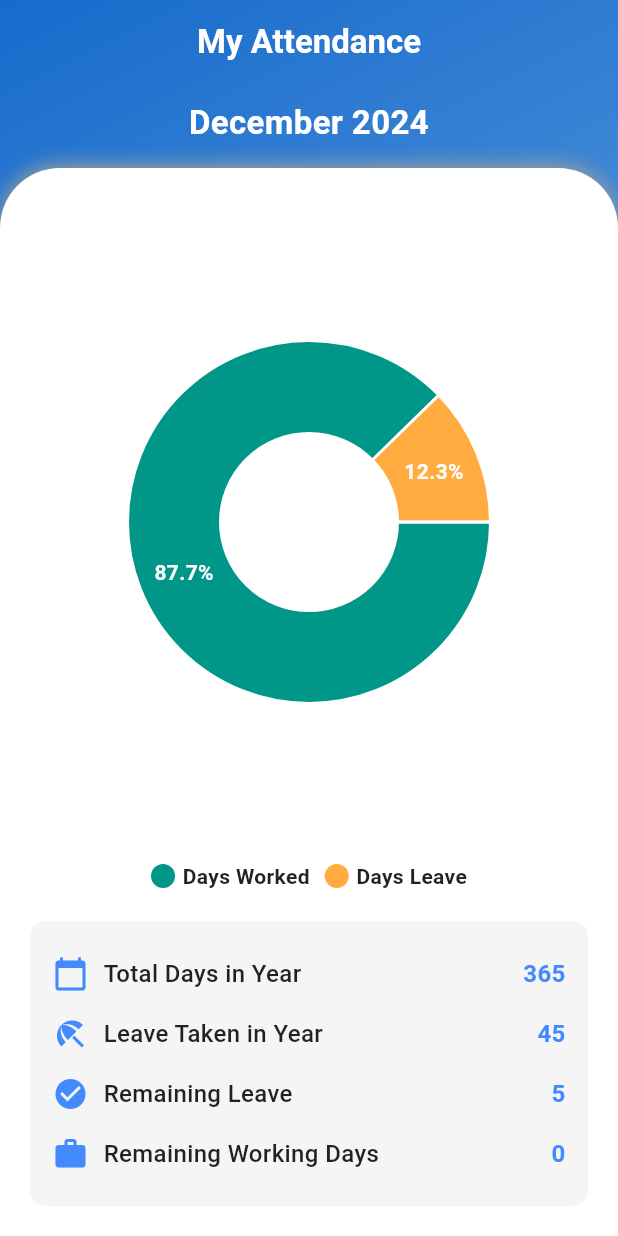
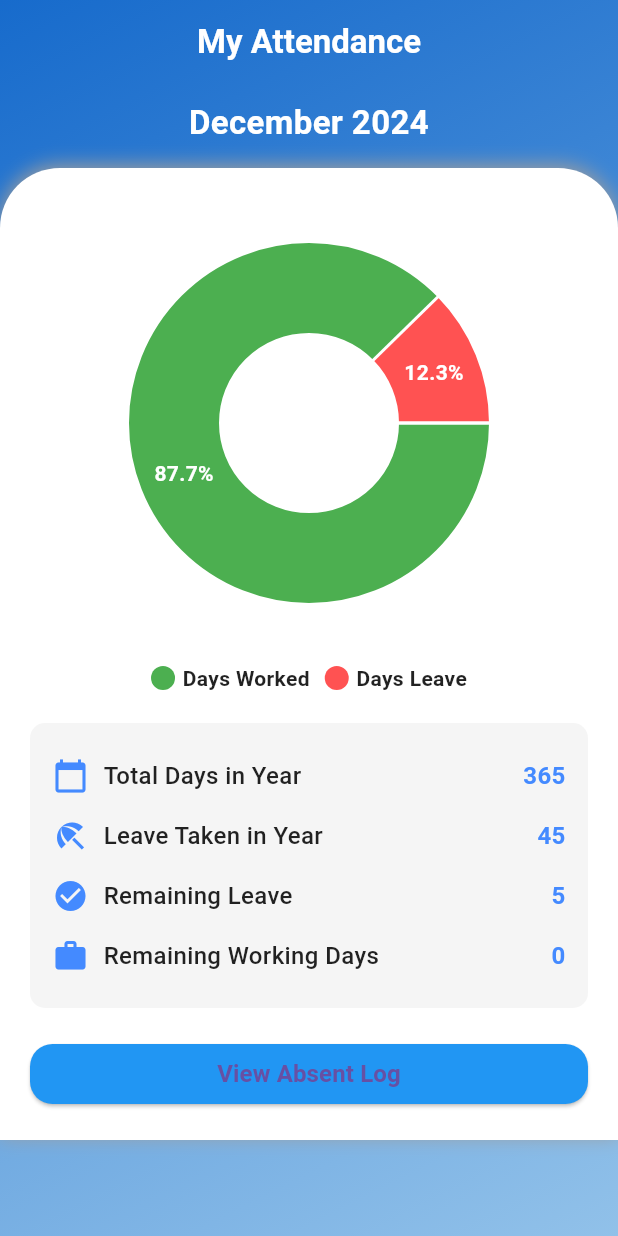
Before and after one commit to Manishrajmss13/Payroll_Management_App, a Flutter app: the screen it shows after launch, on a phone screen of 412 x 824 dp. Run offline on Flutter 3.47's test engine with Material 3 defaults, Android fonts, the phone set to English and light mode, and no system bars; drawn by our look-alikes of fl_chart.

Commit message:
attendance + abesnt log

```diff
--- a/lib/screens/employee/my_attendance.dart
+++ b/lib/screens/employee/my_attendance.dart
@@ -16,6 +16,15 @@ class _MyAttendancePageState extends State<MyAttendancePage> {
   final int daysLeaveTaken = 45;
   final int yearlyLeaveAllowance = 50;
 
+  // Mock data for absent log
+  final List<String> absentLog = [
+    "Jan 5, 2024",
+    "Feb 10, 2024",
+    "Mar 15, 2024",
+    "Apr 25, 2024",
+    "May 30, 2024",
+  ];
+
   // Store selected chart section
   int? _touchedIndex;
 
@@ -29,9 +38,10 @@ class _MyAttendancePageState extends State<MyAttendancePage> {
           fontWeight: FontWeight.bold,
         ),
       ),
+      child: SingleChildScrollView(
         child: Column(
           children: [
-          // "December 2024" Heading
+            // Month Heading
             Container(
               padding: const EdgeInsets.symmetric(vertical: 10),
               margin: const EdgeInsets.only(bottom: 5),
@@ -45,8 +55,8 @@ class _MyAttendancePageState extends State<MyAttendancePage> {
                 ),
               ),
             ),
-          Expanded(
-            child: Container(
+            // Content Section
+            Container(
               padding: const EdgeInsets.all(20.0),
               decoration: const BoxDecoration(
                 color: Colors.white,
@@ -66,10 +76,10 @@ class _MyAttendancePageState extends State<MyAttendancePage> {
                 crossAxisAlignment: CrossAxisAlignment.stretch,
                 children: [
                   // Donut Chart with Legend
-                  Expanded(
-                    child: Column(
+                  Column(
                     children: [
-                        Expanded(
+                      SizedBox(
+                        height: 300,
                         child: PieChart(
                           PieChartData(
                             sectionsSpace: 2,
@@ -93,13 +103,12 @@ class _MyAttendancePageState extends State<MyAttendancePage> {
                       Row(
                         mainAxisAlignment: MainAxisAlignment.center,
                         children: [
-                            _buildLegend(Colors.teal, "Days Worked"),
+                          _buildLegend(Colors.green, "Days Worked"),
                           const SizedBox(width: 10),
-                            _buildLegend(Colors.orangeAccent, "Days Leave"),
+                          _buildLegend(Colors.redAccent, "Days Leave"),
                         ],
                       ),
                     ],
-                    ),
                   ),
                   const SizedBox(height: 20),
 
@@ -122,9 +131,54 @@ class _MyAttendancePageState extends State<MyAttendancePage> {
                       ],
                     ),
                   ),
+
+                  const SizedBox(height: 20),
+
+                  // Absent Log Button
+                  ElevatedButton(
+                    onPressed: _showAbsentLog,
+                    style: ElevatedButton.styleFrom(
+                      backgroundColor: Colors.blue,
+                      shape: RoundedRectangleBorder(
+                        borderRadius: BorderRadius.circular(15),
+                      ),
+                    ),
+                    child: const Text(
+                      "View Absent Log",
+                      style: TextStyle(fontSize: 16, fontWeight: FontWeight.bold),
+                    ),
+                  ),
                 ],
               ),
             ),
+          ],
+        ),
+      ),
+    );
+  }
+
+  // Show Absent Log Popup
+  void _showAbsentLog() {
+    showDialog(
+      context: context,
+      builder: (context) => AlertDialog(
+        title: const Text("Absent Log"),
+        content: SizedBox(
+          height: 200,
+          child: ListView.builder(
+            itemCount: absentLog.length,
+            itemBuilder: (context, index) {
+              return ListTile(
+                leading: Icon(Icons.circle, color: Colors.redAccent),
+                title: Text(absentLog[index]),
+              );
+            },
+          ),
+        ),
+        actions: [
+          TextButton(
+            onPressed: () => Navigator.of(context).pop(),
+            child: const Text("Close"),
           ),
         ],
       ),
@@ -135,7 +189,7 @@ class _MyAttendancePageState extends State<MyAttendancePage> {
   List<PieChartSectionData> _buildChartSections() {
     return [
       PieChartSectionData(
-        color: Colors.teal,
+        color: Colors.green,
         value: daysWorked.toDouble(),
         title: _touchedIndex == 0
             ? "$daysWorked Days"
@@ -148,7 +202,7 @@ class _MyAttendancePageState extends State<MyAttendancePage> {
         ),
       ),
       PieChartSectionData(
-        color: Colors.orangeAccent,
+        color: Colors.redAccent,
         value: daysLeaveTaken.toDouble(),
         title: _touchedIndex == 1
             ? "$daysLeaveTaken Days"
```
Lines whose indentation alone changed are shown as unchanged.
